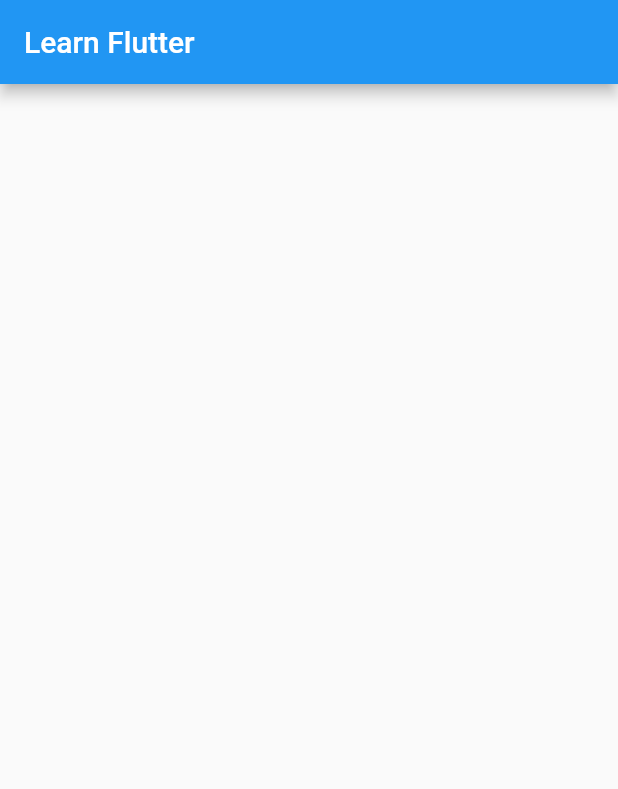
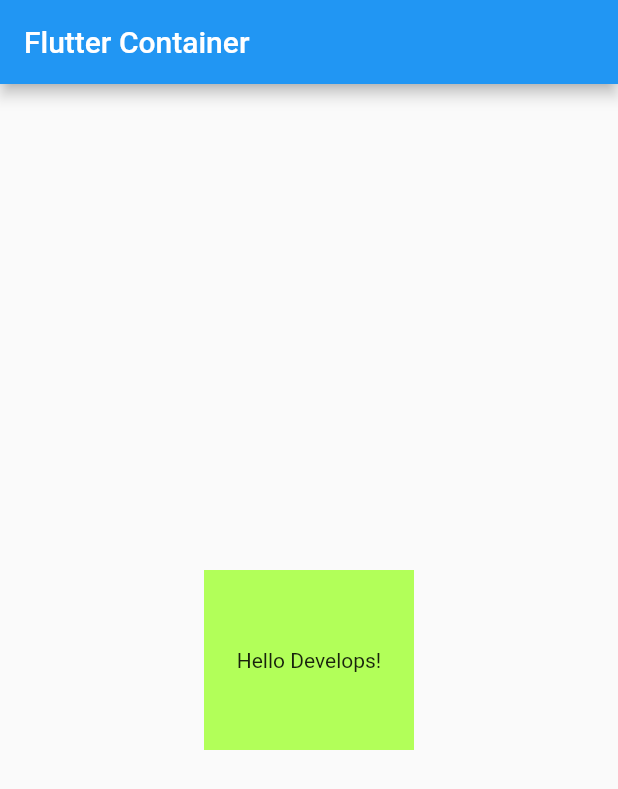
Before and after one commit to rabikrishnayadav/learn_flutter, a Flutter app: the screen it shows after launch, on a phone screen of 412 x 824 dp. Shown: the top 789 px of the screen. Run offline on Flutter 3.47's test engine with Material 2 defaults, Android fonts, the phone set to English and light mode, and no system bars.

Commit message:
Container Widget

```diff
--- a/lib/main.dart
+++ b/lib/main.dart
@@ -10,11 +10,12 @@ class MyApp extends StatelessWidget {
   @override
   Widget build(BuildContext context) {
     return MaterialApp(
-      title: 'Flutter Demo',
+      title: 'Learn Flutter',
+      debugShowCheckedModeBanner: false,
       theme: ThemeData(
         primarySwatch: Colors.blue,
       ),
-      home: const MyHomePage(title: 'Learn Flutter'),
+      home: const MyHomePage(title: 'Home Page'),
     );
   }
 }
@@ -34,7 +35,19 @@ class _MyHomePageState extends State<MyHomePage> {
   Widget build(BuildContext context) {
     return Scaffold(
       appBar: AppBar(
-        title: Text(widget.title),
+        title: const Text("Flutter Container"),
+      ),
+      body: Center(
+        child: Container(
+          width: 140,
+          height: 120,
+          color: Colors.lightGreenAccent,
+          child: const Center(
+            child: Text(
+                "Hello Develops!"
+            ),
+          )
+        ),
       ),
     );
   }
```
